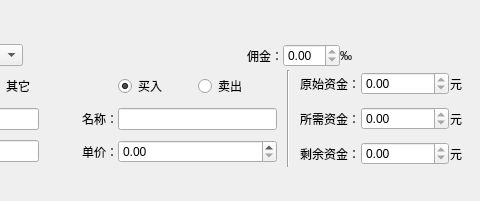
Old version of the form myExchangeFormStock.ui in the repository Imrono/myFinance; both pictures show x 209 to 689 and y 0 to 201 of the 689 by 201 pixel window.
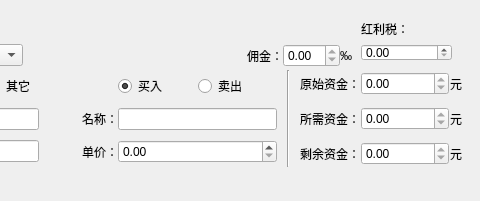
New version of the form. Custom widgets are drawn as their Qt base class.

```diff
--- a/myExchangeFormStock.ui
+++ b/myExchangeFormStock.ui
@@ -357,6 +357,28 @@
     </item>
    </layout>
   </widget>
+  <widget class="QWidget" name="verticalLayoutWidget_2">
+   <property name="geometry">
+    <rect>
+     <x>570</x>
+     <y>20</y>
+     <width>91</width>
+     <height>41</height>
+    </rect>
+   </property>
+   <layout class="QVBoxLayout" name="verticalLayout" stretch="1,1">
+    <item>
+     <widget class="QLabel" name="label_2">
+      <property name="text">
+       <string>红利税：</string>
+      </property>
+     </widget>
+    </item>
+    <item>
+     <widget class="QDoubleSpinBox" name="bonusTaxSpinBox"/>
+    </item>
+   </layout>
+  </widget>
  </widget>
  <customwidgets>
   <customwidget>
```
